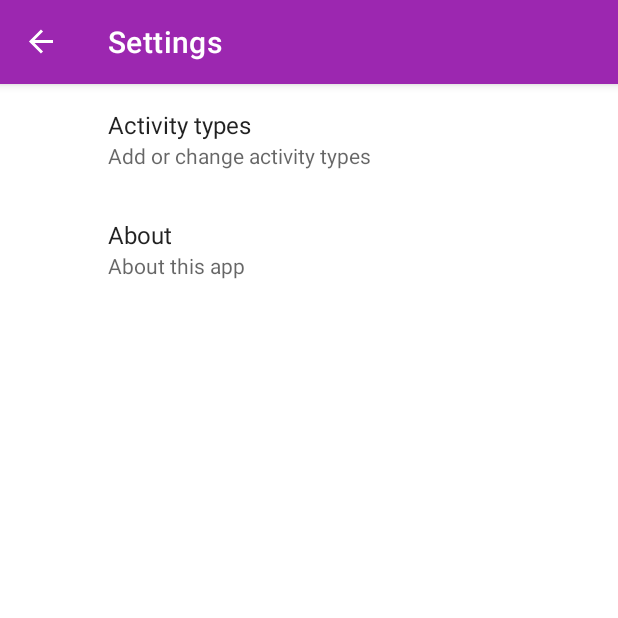
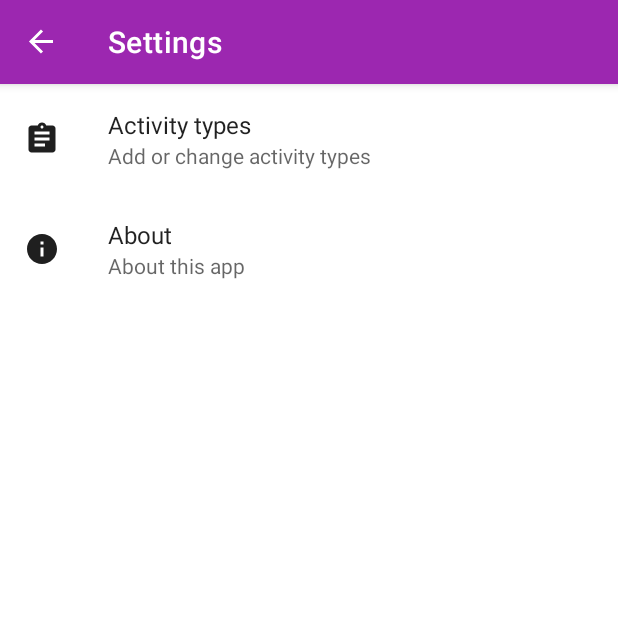
Before and after one commit to charlee/mytimetracker, an Android app: the SettingsFragment screen opened through its navigation route, on a phone screen of 412 x 824 dp, the top half of it. Run offline under Robolectric (Android 15) with nearby library versions, the phone set to English and light mode, and no system bars; our stand-ins replace Dagger/Hilt's generated code, Room's generated code, androidx.preference, navigation-ui; libraries missing offline, so code that uses them is left out: androidx.hilt.lifecycle.

Commit message:
added icons to settings page

```diff
--- /dev/null
+++ b/app/src/main/res/drawable/ic_baseline_assignment_24.xml
@@ -0,0 +1,5 @@
+<vector android:autoMirrored="true" android:height="24dp"
+    android:tint="#1F1F1F" android:viewportHeight="24"
+    android:viewportWidth="24" android:width="24dp" xmlns:android="http://schemas.android.com/apk/res/android">
+    <path android:fillColor="@android:color/white" android:pathData="M19,3h-4.18C14.4,1.84 13.3,1 12,1c-1.3,0 -2.4,0.84 -2.82,2L5,3c-1.1,0 -2,0.9 -2,2v14c0,1.1 0.9,2 2,2h14c1.1,0 2,-0.9 2,-2L21,5c0,-1.1 -0.9,-2 -2,-2zM12,3c0.55,0 1,0.45 1,1s-0.45,1 -1,1 -1,-0.45 -1,-1 0.45,-1 1,-1zM14,17L7,17v-2h7v2zM17,13L7,13v-2h10v2zM17,9L7,9L7,7h10v2z"/>
+</vector>
--- /dev/null
+++ b/app/src/main/res/drawable/ic_baseline_info_24.xml
@@ -0,0 +1,5 @@
+<vector android:autoMirrored="true" android:height="24dp"
+    android:tint="#1F1F1F" android:viewportHeight="24"
+    android:viewportWidth="24" android:width="24dp" xmlns:android="http://schemas.android.com/apk/res/android">
+    <path android:fillColor="@android:color/white" android:pathData="M12,2C6.48,2 2,6.48 2,12s4.48,10 10,10 10,-4.48 10,-10S17.52,2 12,2zM13,17h-2v-6h2v6zM13,9h-2L11,7h2v2z"/>
+</vector>
--- a/app/src/main/res/xml/settings.xml
+++ b/app/src/main/res/xml/settings.xml
@@ -4,6 +4,7 @@
 
     <Preference android:key="work_types"
         android:summary="Add or change activity types"
+        android:icon="@drawable/ic_baseline_assignment_24"
         android:title="Activity types">
 
     </Preference>
@@ -11,6 +12,7 @@
     <Preference
         app:key="about"
         app:summary="About this app"
+        android:icon="@drawable/ic_baseline_info_24"
         app:title="About">
     </Preference>
 
```
